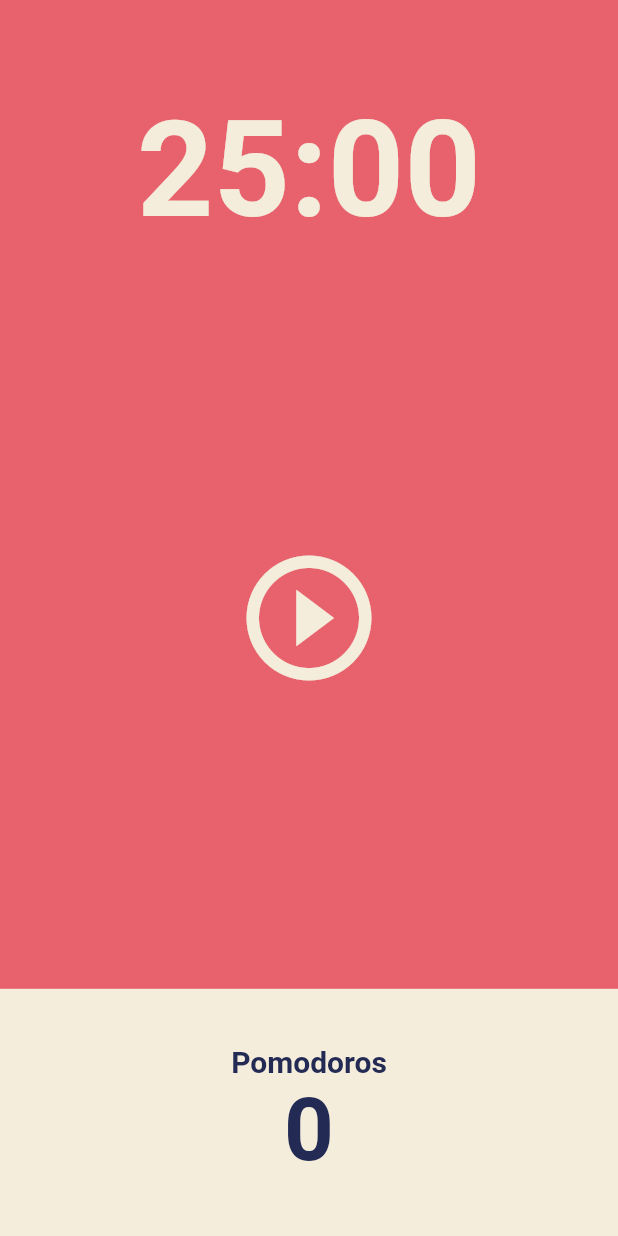
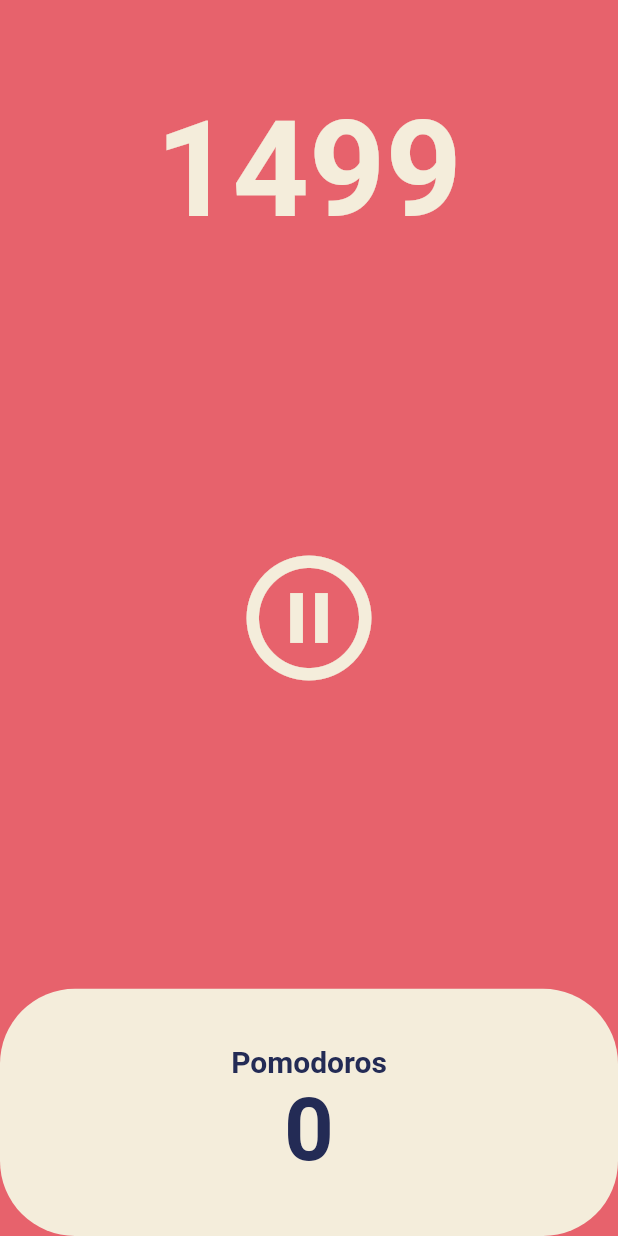
Before and after one commit to tunameatball/flutter-study, a Flutter app: the screen it shows after launch, after a tap on the "play circle outline" icon, on a phone screen of 412 x 824 dp. Run offline on Flutter 3.47's test engine with Material 2 defaults, Android fonts, the phone set to English and light mode, and no system bars.

```diff
--- a/pomo/lib/screens/home_screen.dart
+++ b/pomo/lib/screens/home_screen.dart
@@ -1,3 +1,5 @@
+import 'dart:async';
+
 import 'package:flutter/material.dart';
 
 class HomeScreen extends StatefulWidget {
@@ -8,6 +10,31 @@ class HomeScreen extends StatefulWidget {
 }
 
 class _HomeScreenState extends State<HomeScreen> {
+  int totalSeconds = 1500;
+  bool isRunning = false;
+  late Timer timer;
+
+  void onTick(Timer timer) {
+    setState(() {
+      totalSeconds = totalSeconds - 1;
+    });
+  }
+
+  void onStartPressed() {
+    timer = Timer.periodic(
+      const Duration(seconds: 1),
+      onTick,
+    );
+    isRunning = true;
+  }
+
+  void onPausePressed() {
+    timer.cancel();
+    setState(() {
+      isRunning = false;
+    });
+  }
+
   @override
   Widget build(BuildContext context) {
     return Scaffold(
@@ -19,7 +46,7 @@ class _HomeScreenState extends State<HomeScreen> {
             child: Container(
               alignment: Alignment.bottomCenter,
               child: Text(
-                '25:00',
+                '$totalSeconds',
                 style: TextStyle(
                   color: Theme.of(context).cardColor,
                   fontSize: 89,
@@ -32,8 +59,10 @@ class _HomeScreenState extends State<HomeScreen> {
             flex: 3,
             child: Center(
               child: IconButton(
-                onPressed: () {},
-                icon: const Icon(Icons.play_circle_outline),
+                onPressed: isRunning ? onPausePressed : onStartPressed,
+                icon: Icon(isRunning
+                    ? Icons.pause_circle_outline
+                    : Icons.play_circle_outline),
                 iconSize: 100,
                 color: Theme.of(context).cardColor,
               ),
@@ -47,6 +76,7 @@ class _HomeScreenState extends State<HomeScreen> {
                   child: Container(
                       decoration: BoxDecoration(
                         color: Theme.of(context).cardColor,
+                        borderRadius: BorderRadius.circular(50),
                       ),
                       child: Column(
                         mainAxisAlignment: MainAxisAlignment.center,
```
